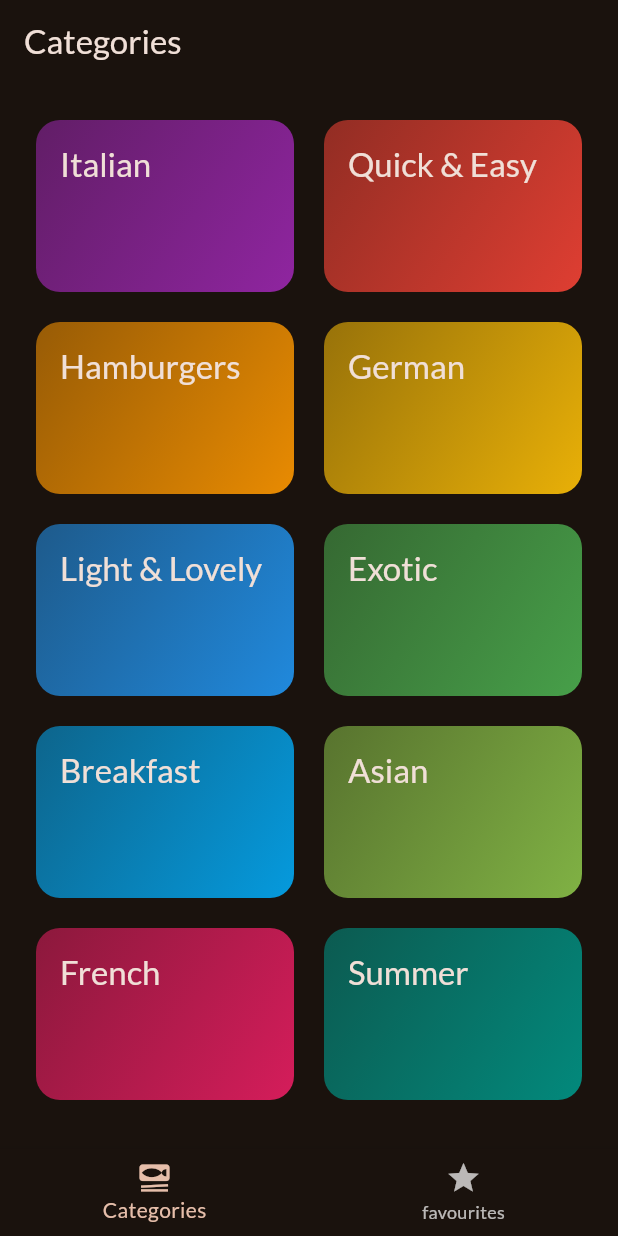
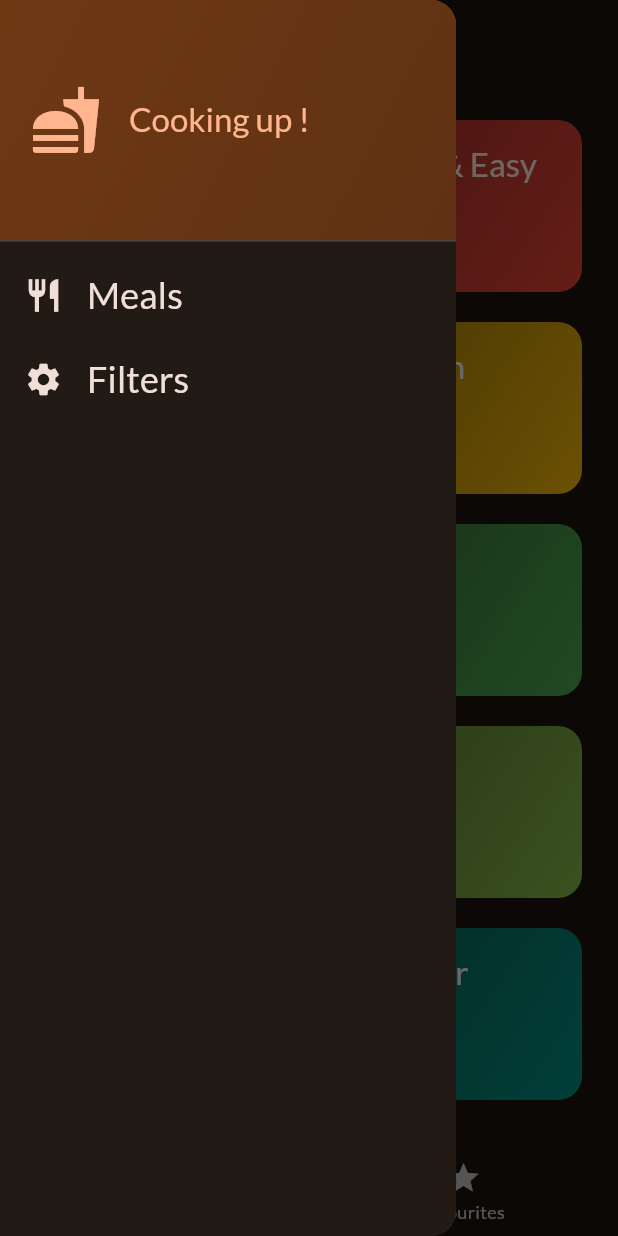
Before and after one commit to aakritibansal25/Meals-App, a Flutter app: the screen it shows after launch, with the side drawer open (before the commit the screen has no drawer), on a phone screen of 412 x 824 dp. Run offline on Flutter 3.47's test engine with Material 3 defaults, Android fonts, the phone set to English and light mode, and no system bars; our stand-ins replace google_fonts, transparent_image.

Commit message:
adding drawer

```diff
--- a/lib/main.dart
+++ b/lib/main.dart
@@ -1,6 +1,5 @@
 import 'package:flutter/material.dart';
 import 'package:google_fonts/google_fonts.dart';
-import 'package:meals_app/screens/categories.dart';
 import 'package:meals_app/screens/tabs.dart';
 
 
--- a/lib/screens/categories.dart
+++ b/lib/screens/categories.dart
@@ -1,11 +1,15 @@
 import 'package:flutter/material.dart';
 import 'package:meals_app/data/dummy_data.dart';
 import 'package:meals_app/models/category.dart';
+import 'package:meals_app/models/meal.dart';
 import 'package:meals_app/screens/meals.dart';
 import 'package:meals_app/widgets/category_grid_item.dart';
 
 class CategoriesScreen extends StatelessWidget {
-  const CategoriesScreen({super.key});
+  const CategoriesScreen({super.key, required this.onToggleFavourite});
+
+  final void Function(Meal meal) onToggleFavourite;
+
 
   void _selectCategory(BuildContext context, Category category){
     final filteredMeals = dummyMeals
@@ -18,6 +22,7 @@ class CategoriesScreen extends StatelessWidget {
         builder: (ctx)=> MealsScreen(
           title: category.title,
           meals: filteredMeals,
+          onToggleFavourite: onToggleFavourite,
         ),
       ),
     );
--- a/lib/screens/tabs.dart
+++ b/lib/screens/tabs.dart
@@ -1,6 +1,8 @@
 import 'package:flutter/material.dart';
+import 'package:meals_app/models/meal.dart';
 import 'package:meals_app/screens/categories.dart';
 import 'package:meals_app/screens/meals.dart';
+import 'package:meals_app/widgets/main_drawer.dart';
 
 class TabsScreen extends StatefulWidget {
   const TabsScreen({super.key});
@@ -11,6 +13,32 @@ class TabsScreen extends StatefulWidget {
 
 class _TabsScreenState extends State<TabsScreen> {
   int _selectedPageIndex = 0;
+  final List<Meal> _favouriteMeals = [];
+
+  void _showInfoMessage(String message){
+    ScaffoldMessenger.of(context).clearSnackBars();
+    ScaffoldMessenger.of(context).showSnackBar(
+      SnackBar(
+        content: Text(message),
+      ),
+    );
+  }
+
+  void _toggleMealFavouriteStatus(Meal meal){
+    final isExisting = _favouriteMeals.contains(meal);
+
+    if (isExisting){
+      setState(() {
+        _favouriteMeals.remove(meal);
+      });
+      _showInfoMessage('Meal is no longer a favourite.');
+    } else{
+      setState(() {
+         _favouriteMeals.add(meal);
+         _showInfoMessage('Marked as favourite !');
+      });
+    }
+  }
 
   void _selectPage(int index){
     setState(() {
@@ -20,18 +48,19 @@ class _TabsScreenState extends State<TabsScreen> {
 
   @override
   Widget build(BuildContext context) {
-    Widget activePage = const CategoriesScreen();
+    Widget activePage = CategoriesScreen(onToggleFavourite: _toggleMealFavouriteStatus,);
     var activePageTitle  = 'Categories';
 
 
     if(_selectedPageIndex == 1){
-      activePage = const MealsScreen(meals: [],);
+      activePage = MealsScreen(meals: _favouriteMeals, onToggleFavourite: _toggleMealFavouriteStatus,);
       activePageTitle = 'Your Favourites';
     }
     return Scaffold(
       appBar: AppBar(
         title: Text(activePageTitle),
       ),
+      drawer: const MainDrawer(),
       body: activePage,
       bottomNavigationBar: BottomNavigationBar(
         onTap: _selectPage,
--- /dev/null
+++ b/lib/widgets/main_drawer.dart
@@ -0,0 +1,53 @@
+import 'package:flutter/material.dart';
+
+class MainDrawer extends StatelessWidget {
+  const MainDrawer({super.key});
+
+  @override
+  Widget build(BuildContext context) {
+    return Drawer(
+      child: Column(
+        children: [
+          DrawerHeader(
+            padding: EdgeInsets.all(20),
+            decoration: BoxDecoration(
+              gradient: LinearGradient(
+                colors: [
+                  Theme.of(context).colorScheme.primaryContainer,
+                  Theme.of(context).colorScheme.primaryContainer.withOpacity(0.8),
+                ],
+                begin: Alignment.topLeft,
+                end: Alignment.bottomRight,
+              ),
+            ),
+            child: Row(
+              children: [
+                Icon(Icons.fastfood, size: 48, color: Theme.of(context).colorScheme.primary,),
+                SizedBox(width: 18),
+                Text('Cooking up !', style: Theme.of(context).textTheme.titleLarge!.copyWith(
+                  color: Theme.of(context).colorScheme.primary,
+                ),)
+              ],
+            ),
+          ),
+          ListTile(
+            leading: Icon(Icons.restaurant, size: 26, color: Theme.of(context).colorScheme.onSurface),
+            title: Text('Meals', style: Theme.of(context).textTheme.titleSmall!.copyWith(
+                  color: Theme.of(context).colorScheme.onSurface,
+                  fontSize: 24),
+            ),
+            onTap: (){},
+          ),
+          ListTile(
+            leading: Icon(Icons.settings, size: 26, color: Theme.of(context).colorScheme.onSurface),
+            title: Text('Filters', style: Theme.of(context).textTheme.titleSmall!.copyWith(
+                  color: Theme.of(context).colorScheme.onSurface,
+                  fontSize: 24),
+            ),
+            onTap: (){},
+          ),
+        ],
+      ),
+    );
+  }
+}
```
Also changed, not shown: lib/screens/meal_details.dart (+10 -0 lines), lib/screens/meals.dart (+5 -2 lines).
